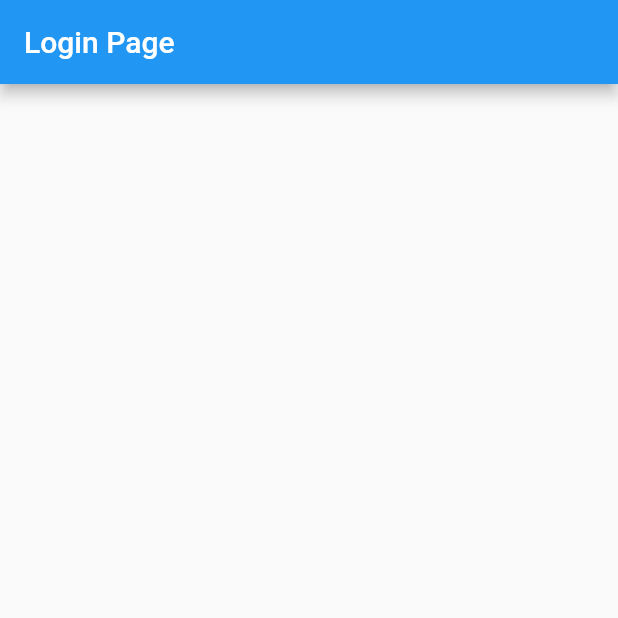
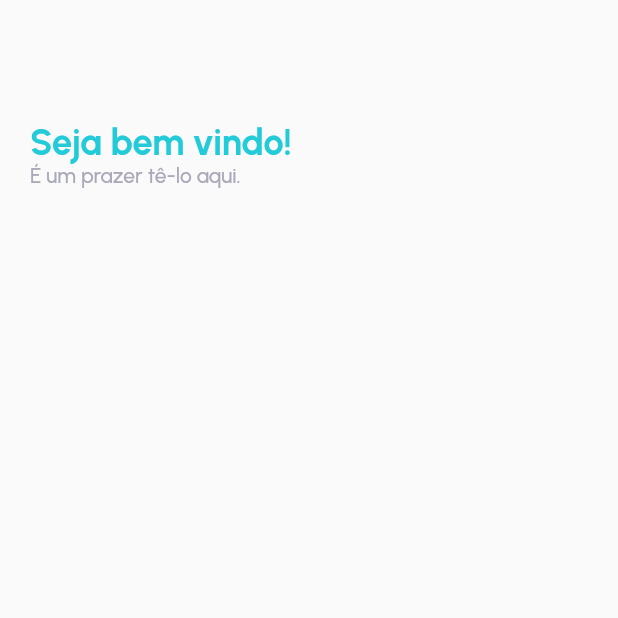
Before and after one commit to edgecarmichael/task_and_finances, a Flutter app: the screen it shows after launch, on a phone screen of 412 x 824 dp, the top half of it. Run offline on Flutter 3.47's test engine with Material 2 defaults, Android fonts, the phone set to English and light mode, and no system bars; our stand-ins replace flutter_i18n, google_fonts, sqflite, sqflite_common, synchronized; accounts and stored records are empty.

Commit message:
criando header title

```diff
--- a/assets/i18n/pt-br.json
+++ b/assets/i18n/pt-br.json
@@ -1,5 +1,9 @@
 {
     "common":{
         "teste": "testando"
+    },
+    "login":{
+        "title": "Seja bem vindo!",
+        "subtitle": "É um prazer tê-lo aqui."
     }
 }
--- a/lib/app/app_widget.dart
+++ b/lib/app/app_widget.dart
@@ -30,6 +30,7 @@ class _AppWidgetState extends State<AppWidget> {
   @override
   Widget build(BuildContext context) {
     return MaterialApp(
+        debugShowCheckedModeBanner: false,
         title: FlavorExt.title,
         initialRoute: '/login',
         routes: {
--- /dev/null
+++ b/lib/app/modules/auth/components/header_title_component.dart
@@ -0,0 +1,25 @@
+import 'package:flutter/material.dart';
+import 'package:task_and_finances/app/core/theme/app_text.dart';
+
+class HeaderTitleComponent extends StatelessWidget {
+  final String title;
+  final String subtitle;
+
+  const HeaderTitleComponent(
+      {Key? key, required this.title, required this.subtitle})
+      : super(key: key);
+
+  @override
+  Widget build(BuildContext context) {
+    return Column(
+      crossAxisAlignment: CrossAxisAlignment.start,
+      children: [
+        const SizedBox(
+          height: 60,
+        ),
+        Text(title).titleAuth,
+        Text(subtitle).subTitle,
+      ],
+    );
+  }
+}
--- a/lib/app/modules/auth/login/login_page.dart
+++ b/lib/app/modules/auth/login/login_page.dart
@@ -1,4 +1,6 @@
 import 'package:flutter/material.dart';
+import 'package:task_and_finances/app/core/localization/app_translate.dart';
+import 'package:task_and_finances/app/modules/auth/components/header_title_component.dart';
 
 class LoginPage extends StatelessWidget {
   const LoginPage({Key? key}) : super(key: key);
@@ -6,10 +8,20 @@ class LoginPage extends StatelessWidget {
   @override
   Widget build(BuildContext context) {
     return Scaffold(
-      appBar: AppBar(
-        title: const Text('Login Page'),
+      body: SingleChildScrollView(
+        child: Padding(
+          padding: const EdgeInsets.all(20),
+          child: Column(
+            mainAxisAlignment: MainAxisAlignment.start,
+            children: [
+              HeaderTitleComponent(
+                title: 'login.title'.tr(context),
+                subtitle: 'login.subtitle'.tr(context),
+              )
+            ],
+          ),
+        ),
       ),
-      body: Container(),
     );
   }
 }
```
Also changed, not shown: lib/app/core/theme/app_text.dart (+9 -3 lines), lib/app/core/theme/app_text_styles.dart (+14 -0 lines).
